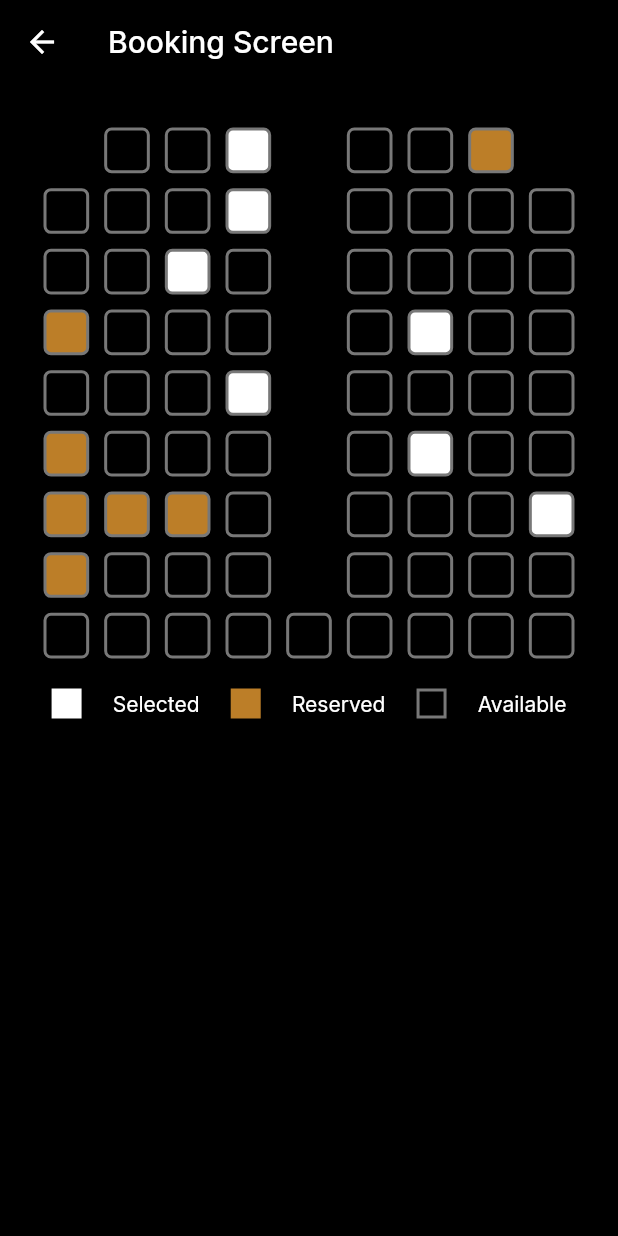
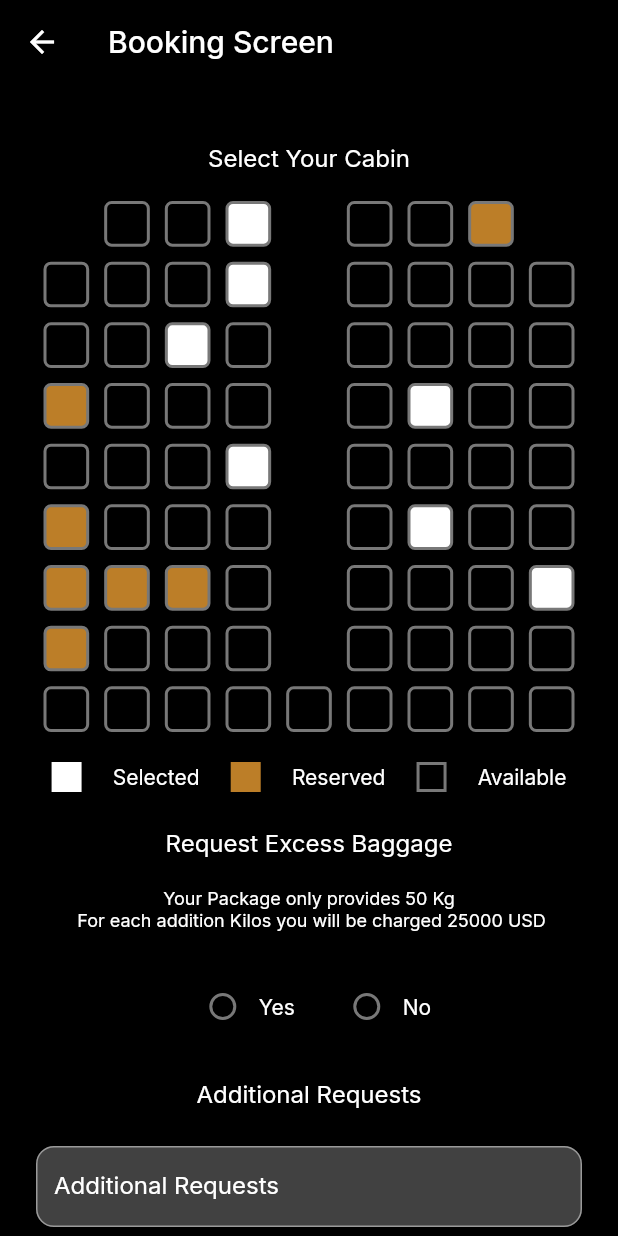
Before and after one commit to TechTriathlon-CosmiX/flutter_app, a Flutter app: the BookingScreen screen opened directly, on a phone screen of 412 x 824 dp. Run offline on Flutter 3.47's test engine with Material 2 defaults, Android fonts, the phone set to English and light mode, and no system bars; our stand-ins replace get, google_fonts.

Commit message:
Complete booking screen

```diff
--- a/lib/screens/booking_screen.dart
+++ b/lib/screens/booking_screen.dart
@@ -1,9 +1,12 @@
 import 'package:flutter/material.dart';
 import '../widgets/seats.dart';
+import '../widgets/input_field.dart';
+import '../widgets/button.dart';
 
 class BookingScreen extends StatelessWidget {
   final List<int> selected = [3, 12, 20, 33, 39, 51, 62];
   final List<int> reserved = [7, 27, 45, 54, 55, 56, 63];
+  final fieldController = TextEditingController(text: "");
 
   BookingScreen({Key? key}) : super(key: key);
 
@@ -11,12 +14,24 @@ class BookingScreen extends StatelessWidget {
   Widget build(BuildContext context) {
     return Scaffold(
       appBar: AppBar(title: const Text("Booking Screen")),
-      body: Container(
+      body: SingleChildScrollView(
+        child: Container(
           color: Colors.black,
           child: Padding(
             padding: const EdgeInsets.all(24.0),
             child: Column(
               children: [
+                const Padding(
+                  padding: EdgeInsets.all(15.0),
+                  child: Text(
+                        'Select Your Cabin',
+                        style: TextStyle(
+                          color: Colors.white,
+                          fontSize: 16,
+                        ),
+                      ),
+                ),
+
                 GridView.custom(
                   gridDelegate: const SliverGridDelegateWithFixedCrossAxisCount(
                     crossAxisCount: 9,
@@ -49,7 +64,7 @@ class BookingScreen extends StatelessWidget {
                     childCount: 81,
                   ),
                 ),
-              SizedBox(height: 15,),
+                const SizedBox(height: 15,),
                 Row(
                   mainAxisAlignment: MainAxisAlignment.spaceAround,
                   children: [
@@ -93,7 +108,109 @@ class BookingScreen extends StatelessWidget {
                     ),
                   ],
                 ),
+
+                const Padding(
+                  padding: EdgeInsets.fromLTRB(24.0, 24.0, 24.0, 10.0),
+                  child: Text(
+                        'Request Excess Baggage',
+                        style: TextStyle(
+                          color: Colors.white,
+                          fontSize: 16,
+                        ),
+                      ),
+                ),
+
+                const Padding(
+                  padding: EdgeInsets.all(10.0),
+                  child: Text(
+                    textAlign: TextAlign.center,
+                    'Your Package only provides 50 Kg \n For each addition Kilos you will be charged 25000 USD',
+                    style: TextStyle(
+                      color: Colors.white,
+                      fontSize: 12,
+                    ),
+                  ),
+                ),
+
+                const SizedBox(height: 16),
+                Row(
+                  mainAxisAlignment: MainAxisAlignment.center,
+                  children: [
+                    Row(
+                      children: [
+                        RadioTheme(
+                          data: RadioThemeData(
+                            fillColor: MaterialStateColor.resolveWith(
+                              (states) => Color(0xFF787878)), // Change the color here
+                          ),
+                          child: Radio<String>(
+                            value: 'yes',
+                            groupValue: 'selection',
+                            onChanged: (value) {
+                              // Handle radio button selection
+                            },
+                          ),
+                        ),
+                        Text(
+                          'Yes',
+                          style: TextStyle(
+                            color: Colors.white,
+                          ),
+                        ),
                       ],
+                    ),
+
+                    SizedBox(width: 24,),
+
+                    Row(
+                      children: [
+                        RadioTheme(
+                          data: RadioThemeData(
+                            fillColor: MaterialStateColor.resolveWith(
+                                (states) => Color(0xFF787878)), // Change the color here
+                          ),
+                          child: Radio<String>(
+                            value: 'no',
+                            groupValue: 'selection',
+                            onChanged: (value) {
+                              // Handle radio button selection
+                            },
+                          ),
+                        ),
+                        Text(
+                          'No',
+                          style: TextStyle(
+                            color: Colors.white,
+                          ),
+                        ),
+                      ],
+                    ),
+                  ],
+                ),
+
+                const Padding(
+                  padding: EdgeInsets.fromLTRB(24.0, 24.0, 24.0, 10.0),
+                  child: Text(
+                    'Additional Requests',
+                    style: TextStyle(
+                      color: Colors.white,
+                      fontSize: 16,
+                    ),
+                  ),
+                ),
+
+                SizedBox(height: 16,),
+                InputField(labelText: 'Additional Requests', controller: fieldController),
+
+                SizedBox(height: 32,),
+                Button(
+                type: ButtonType.primaryColor,
+                buttonText: "Proceed to Pay",
+                onPressed: (){
+
+                }),
+              ],
+            ),
           ),
         ),
       ),
```
Lines whose indentation alone changed are shown as unchanged.
